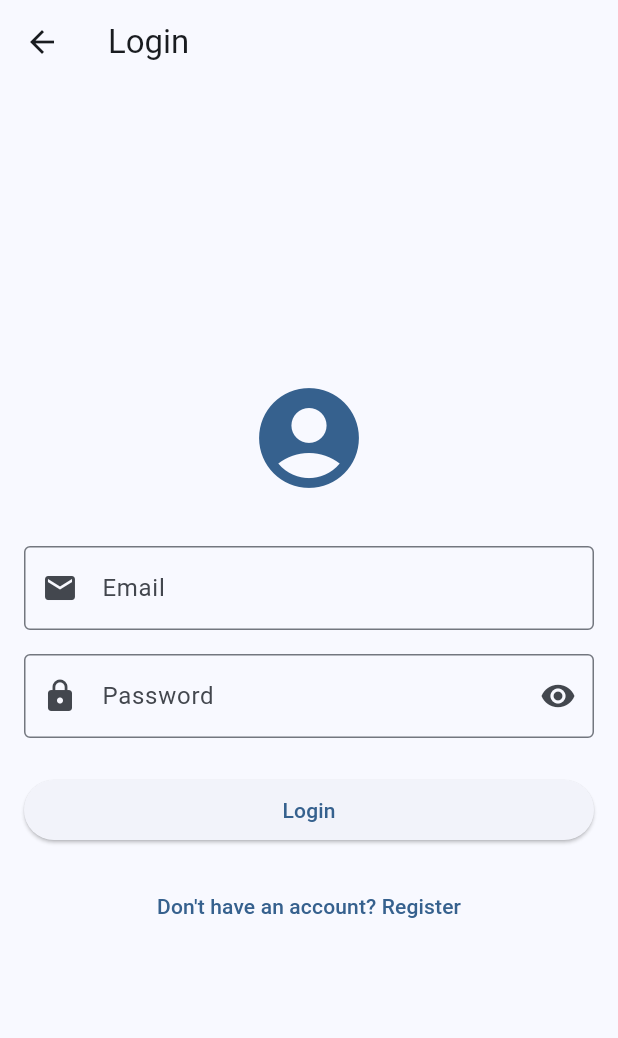
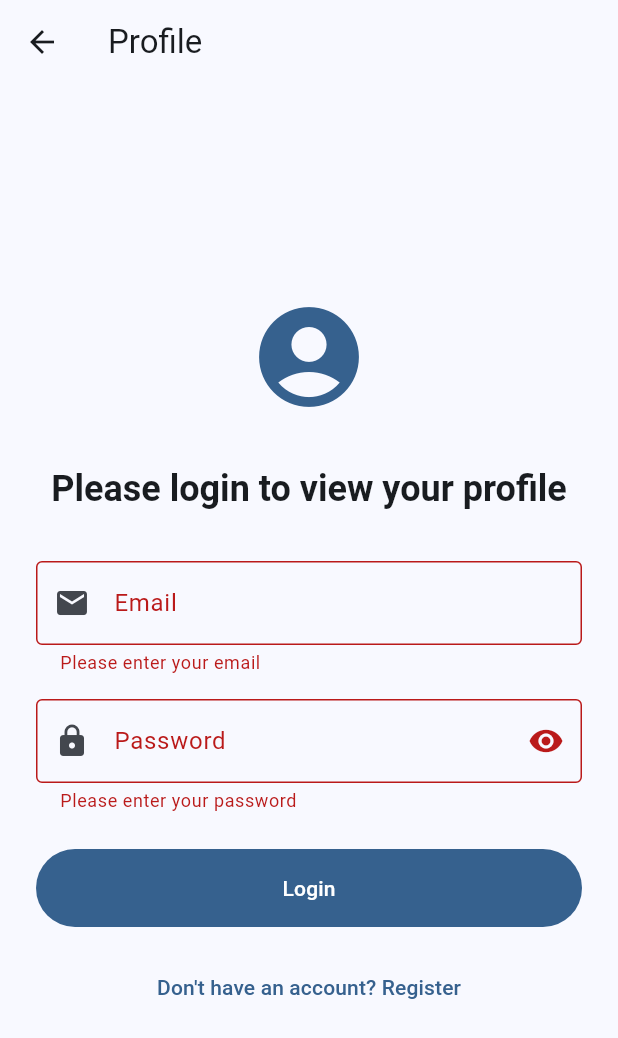
Before and after one commit to abdulsametsahin/pokerstreet_flutter, a Flutter app: the ProfilePage screen opened directly, after a tap on "Login", on a phone screen of 412 x 824 dp. Shown: the top 1038 px of the screen. Run offline on Flutter 3.47's test engine with Material 3 defaults, Android fonts, the phone set to English and light mode, and no system bars; our stand-ins replace shared_preferences; accounts and stored records are empty; network calls fail.

Commit message:
feat: Refactor login prompt to use Consumer for authProvider and enhance login form with validation

```diff
--- a/lib/screens/profile_page.dart
+++ b/lib/screens/profile_page.dart
@@ -3,7 +3,7 @@ import 'package:provider/provider.dart';
 
 import '../l10n/app_localizations.dart';
 import '../providers/auth_provider.dart';
-import 'login_screen.dart';
+import 'register_screen.dart';
 import 'user_events_page.dart';
 
 class ProfilePage extends StatefulWidget {
@@ -106,28 +106,61 @@ class _ProfilePageState extends State<ProfilePage> {
   Widget _buildLoginPrompt(BuildContext context) {
     final l10n = AppLocalizations.of(context)!;
 
-    return Center(
-      child: Padding(
+    return Consumer<AuthProvider>(
+      builder: (context, authProvider, child) {
+        return Padding(
           padding: const EdgeInsets.all(24.0),
+          child: _buildLoginForm(context, authProvider, l10n),
+        );
+      },
+    );
+  }
+
+  Widget _buildLoginForm(BuildContext context, AuthProvider authProvider, AppLocalizations l10n) {
+    final _formKey = GlobalKey<FormState>();
+    final _emailController = TextEditingController();
+    final _passwordController = TextEditingController();
+    bool _obscurePassword = true;
+
+    Future<void> _login() async {
+      if (!_formKey.currentState!.validate()) return;
+
+      final response = await authProvider.login(
+        email: _emailController.text.trim(),
+        password: _passwordController.text,
+      );
+
+      if (mounted) {
+        if (response.success) {
+          ScaffoldMessenger.of(context).showSnackBar(
+            SnackBar(
+              content: Text(response.message),
+              backgroundColor: Colors.green,
+            ),
+          );
+          // No need to pop as we're already on the profile page
+        } else {
+          ScaffoldMessenger.of(context).showSnackBar(
+            SnackBar(
+              content: Text(response.message),
+              backgroundColor: Colors.red,
+            ),
+          );
+        }
+      }
+    }
+
+    return Form(
+      key: _formKey,
       child: Column(
         mainAxisAlignment: MainAxisAlignment.center,
         children: [
-            Container(
-              padding: const EdgeInsets.all(24),
-              decoration: BoxDecoration(
-                color: Theme.of(context)
-                    .colorScheme
-                    .surfaceVariant
-                    .withOpacity(0.3),
-                borderRadius: BorderRadius.circular(20),
+          Icon(
+            Icons.account_circle,
+            size: 80,
+            color: Theme.of(context).colorScheme.primary,
           ),
-              child: Icon(
-                Icons.person_off,
-                size: 64,
-                color: Theme.of(context).colorScheme.onSurfaceVariant,
-              ),
-            ),
-            const SizedBox(height: 24),
+          const SizedBox(height: 32),
           Text(
             l10n.pleaseLoginToViewProfile,
             style: Theme.of(context).textTheme.headlineSmall?.copyWith(
@@ -135,34 +168,82 @@ class _ProfilePageState extends State<ProfilePage> {
                 ),
             textAlign: TextAlign.center,
           ),
-            const SizedBox(height: 12),
-            Text(
-              l10n.loginPromptDescription,
-              style: Theme.of(context).textTheme.bodyLarge?.copyWith(
-                    color: Theme.of(context).colorScheme.onSurfaceVariant,
+          const SizedBox(height: 32),
+          TextFormField(
+            controller: _emailController,
+            keyboardType: TextInputType.emailAddress,
+            decoration: InputDecoration(
+              labelText: l10n.email,
+              border: const OutlineInputBorder(),
+              prefixIcon: const Icon(Icons.email),
             ),
-              textAlign: TextAlign.center,
+            validator: (value) {
+              if (value == null || value.isEmpty) {
+                return 'Please enter your email';
+              }
+              if (!value.contains('@')) {
+                return 'Please enter a valid email';
+              }
+              return null;
+            },
           ),
-            const SizedBox(height: 32),
-            FilledButton.icon(
+          const SizedBox(height: 16),
+          StatefulBuilder(
+            builder: (context, setState) {
+              return TextFormField(
+                controller: _passwordController,
+                obscureText: _obscurePassword,
+                decoration: InputDecoration(
+                  labelText: 'Password',
+                  border: const OutlineInputBorder(),
+                  prefixIcon: const Icon(Icons.lock),
+                  suffixIcon: IconButton(
+                    icon: Icon(
+                      _obscurePassword
+                          ? Icons.visibility
+                          : Icons.visibility_off,
+                    ),
+                    onPressed: () {
+                      setState(() {
+                        _obscurePassword = !_obscurePassword;
+                      });
+                    },
+                  ),
+                ),
+                validator: (value) {
+                  if (value == null || value.isEmpty) {
+                    return 'Please enter your password';
+                  }
+                  return null;
+                },
+              );
+            },
+          ),
+          const SizedBox(height: 24),
+          SizedBox(
+            width: double.infinity,
+            child: FilledButton(
+              onPressed: authProvider.isLoading ? null : _login,
+              style: FilledButton.styleFrom(
+                padding: const EdgeInsets.symmetric(vertical: 16),
+              ),
+              child: authProvider.isLoading
+                  ? const CircularProgressIndicator()
+                  : Text(l10n.login),
+            ),
+          ),
+          const SizedBox(height: 16),
+          TextButton(
             onPressed: () {
               Navigator.of(context).push(
                 MaterialPageRoute(
-                    builder: (context) => const LoginScreen(),
+                  builder: (context) => const RegisterScreen(),
                 ),
               );
             },
-              icon: const Icon(Icons.login),
-              label: Text(l10n.login),
-              style: FilledButton.styleFrom(
-                padding: const EdgeInsets.symmetric(
-                  horizontal: 32,
-                  vertical: 16,
-                ),
-              ),
+            child: const Text('Don\'t have an account? Register'),
           ),
         ],
-        ),
       ),
     );
   }
```
Lines whose indentation alone changed are shown as unchanged.
